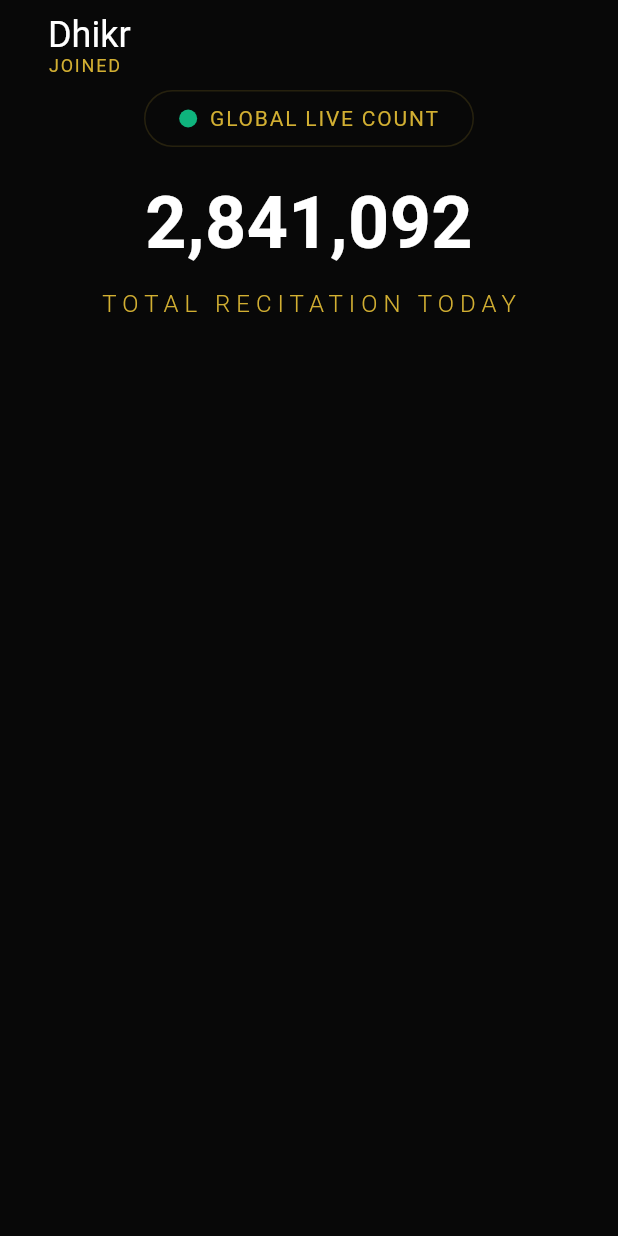
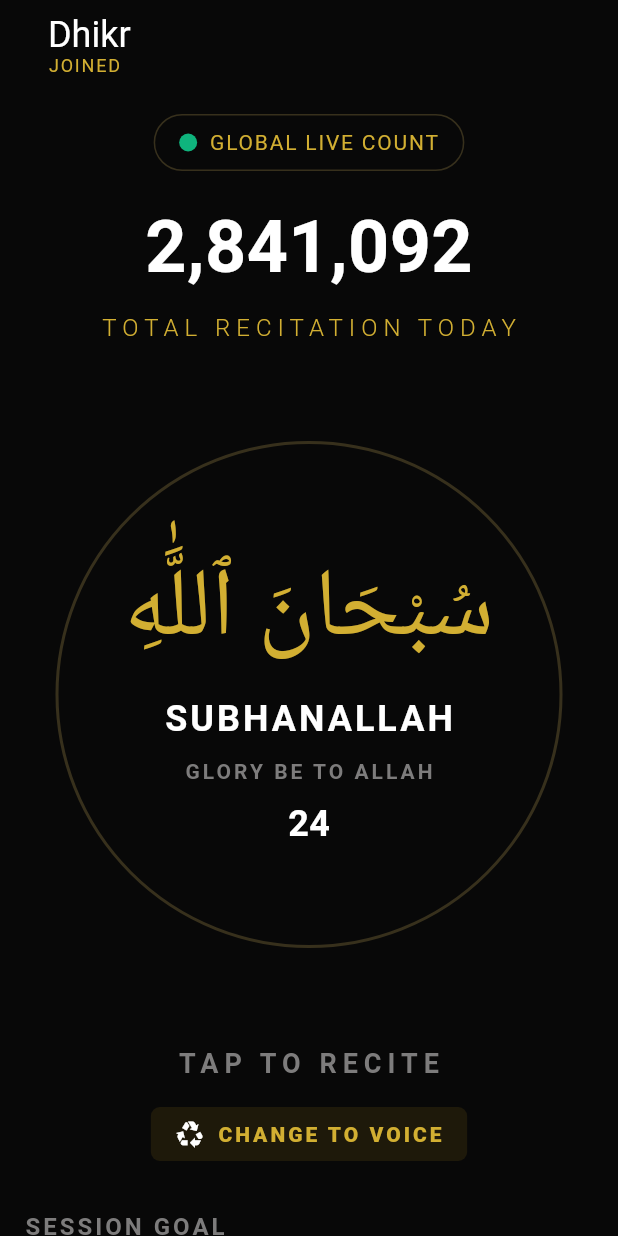
Before and after one commit to rakibk55w/dhikr_sample, a Flutter app: the screen it shows after launch, on a phone screen of 412 x 824 dp. Run offline on Flutter 3.47's test engine with Material 3 defaults, Android fonts, the phone set to English and light mode, and no system bars.

Commit message:
Basic UI screen built (static page)

```diff
--- a/lib/core/theme/colors.dart
+++ b/lib/core/theme/colors.dart
@@ -13,7 +13,12 @@ class AppColors {
   static const Color darkSurface = Colors.black; // general background
   static const Color darkTextPrimary = Color(0xFFFFFFFF); // white text
   static const Color darkTextSecondary = Color(0xFFD2AF32); // gold text
-  static const Color darkTextTertiary = Color(0xFF575757); // grey text
-  static const Color darkContainerBorder = Color(0xFF26210E); // counter circle border
+  static const Color darkTextTertiary = Color(0xFF7D7C7C); // grey text
+  static const Color darkContainerBorder = Color(
+    0xFF37301C,
+  ); // counter circle border
   static const Color onlineColor = Color(0xFF0FB47D); // online dot color
+  static const Color goldSurfaceColor = Color(
+    0xFF1E190A,
+  ); // golden surface color
 }
--- a/lib/features/home/presentation/screens/home_screen.dart
+++ b/lib/features/home/presentation/screens/home_screen.dart
@@ -1,5 +1,8 @@
 import 'package:dhikr_sample/core/theme/colors.dart';
 import 'package:dhikr_sample/core/widgets/appbar.dart';
+import 'package:dhikr_sample/features/home/presentation/widgets/change_to_voice_box.dart';
+import 'package:dhikr_sample/features/home/presentation/widgets/dhikr_count_box.dart';
+import 'package:dhikr_sample/features/home/presentation/widgets/dhikr_progress_goal.dart';
 import 'package:dhikr_sample/features/home/presentation/widgets/global_count_box.dart';
 import 'package:flutter/material.dart';
 
@@ -10,8 +13,10 @@ class HomeScreen extends StatelessWidget {
   Widget build(BuildContext context) {
     return Scaffold(
       appBar: GenericAppbar(),
-      body: Column(
+      body: SingleChildScrollView(
+        child: Column(
           children: [
+            SizedBox(height: 16),
             GlobalCountBox(),
             SizedBox(height: 16),
             Text(
@@ -28,8 +33,24 @@ class HomeScreen extends StatelessWidget {
                 letterSpacing: 4,
               ),
             ),
-          SizedBox(height: 32),
+            SizedBox(height: 64),
+            DhikrCountBox(),
+            SizedBox(height: 64),
+            Text(
+              'TAP TO RECITE',
+              style: TextStyle(
+                fontSize: 18,
+                letterSpacing: 4,
+                fontWeight: FontWeight.w600,
+                color: AppColors.darkTextTertiary,
+              ),
+            ),
+            SizedBox(height: 16),
+            ChangeToVoiceBox(),
+            SizedBox(height: 16),
+            DhikrProgressWidget(),
           ],
+        ),
       ),
     );
   }
--- /dev/null
+++ b/lib/features/home/presentation/widgets/change_to_voice_box.dart
@@ -0,0 +1,35 @@
+import 'package:dhikr_sample/core/theme/colors.dart';
+import 'package:flutter/material.dart';
+
+class ChangeToVoiceBox extends StatelessWidget {
+  const ChangeToVoiceBox({
+    super.key,
+  });
+
+  @override
+  Widget build(BuildContext context) {
+    return Container(
+      padding: EdgeInsets.symmetric(horizontal: 16, vertical: 8),
+      decoration: BoxDecoration(
+        color: AppColors.goldSurfaceColor,
+        borderRadius: BorderRadius.circular(6),
+      ),
+      child: Row(
+        mainAxisAlignment: MainAxisAlignment.center,
+        mainAxisSize: MainAxisSize.min,
+        children: [
+          Icon(Icons.recycling, size: 20),
+          SizedBox(width: 8),
+          Text(
+            'CHANGE TO VOICE',
+            style: TextStyle(
+              color: AppColors.darkTextSecondary,
+              fontWeight: FontWeight.w800,
+              letterSpacing: 2,
+            ),
+          ),
+        ],
+      ),
+    );
+  }
+}
--- /dev/null
+++ b/lib/features/home/presentation/widgets/dhikr_count_box.dart
@@ -0,0 +1,56 @@
+import 'package:dhikr_sample/core/theme/colors.dart';
+import 'package:flutter/material.dart';
+
+class DhikrCountBox extends StatelessWidget {
+  const DhikrCountBox({super.key});
+
+  @override
+  Widget build(BuildContext context) {
+    return GestureDetector(
+      onTap: () {},
+      child: Container(
+        decoration: BoxDecoration(
+          border: Border.all(color: AppColors.darkContainerBorder, width: 2),
+          shape: BoxShape.circle,
+        ),
+        padding: EdgeInsets.all(64),
+        child: Column(
+          children: [
+            Text(
+              'سُبْحَانَ ٱللَّٰهِ',
+              textDirection: TextDirection.rtl,
+              style: TextStyle(
+                fontSize: 64,
+                color: AppColors.darkTextSecondary,
+              ),
+            ),
+            SizedBox(height: 8),
+            Text(
+              'SUBHANALLAH',
+              style: TextStyle(
+                fontSize: 24,
+                letterSpacing: 2,
+                fontWeight: FontWeight.w600,
+              ),
+            ),
+            SizedBox(height: 8),
+            Text(
+              'GLORY BE TO ALLAH',
+              style: TextStyle(
+                fontSize: 14,
+                letterSpacing: 2,
+                fontWeight: FontWeight.w600,
+                color: AppColors.darkTextTertiary,
+              ),
+            ),
+            SizedBox(height: 8),
+            Text(
+              '24',
+              style: TextStyle(fontSize: 24, fontWeight: FontWeight.w600),
+            ),
+          ],
+        ),
+      ),
+    );
+  }
+}
--- /dev/null
+++ b/lib/features/home/presentation/widgets/dhikr_progress_goal.dart
@@ -0,0 +1,49 @@
+import 'package:dhikr_sample/core/theme/colors.dart';
+import 'package:flutter/material.dart';
+
+class DhikrProgressWidget extends StatelessWidget {
+  const DhikrProgressWidget({
+    super.key,
+  });
+
+  @override
+  Widget build(BuildContext context) {
+    return Padding(
+      padding: const EdgeInsets.all(16.0),
+      child: Row(
+        mainAxisAlignment: MainAxisAlignment.spaceBetween,
+        children: [
+          Column(
+            crossAxisAlignment: CrossAxisAlignment.start,
+            children: [
+              Text(
+                'SESSION GOAL',
+                style: TextStyle(
+                  fontSize: 16,
+                  letterSpacing: 2,
+                  fontWeight: FontWeight.w600,
+                  color: AppColors.darkTextTertiary,
+                ),
+              ),
+              Text(
+                '24 / 33',
+                style: TextStyle(
+                  fontSize: 16,
+                  fontWeight: FontWeight.w600,
+                ),
+              ),
+            ],
+          ),
+          Text(
+            '72% COMPLETE',
+            style: TextStyle(
+              color: AppColors.darkTextSecondary,
+              fontWeight: FontWeight.w800,
+              letterSpacing: 2,
+            ),
+          ),
+        ],
+      ),
+    );
+  }
+}
--- a/lib/features/home/presentation/widgets/global_count_box.dart
+++ b/lib/features/home/presentation/widgets/global_count_box.dart
@@ -9,13 +9,13 @@ class GlobalCountBox extends StatelessWidget {
   Widget build(BuildContext context) {
     return Center(
       child: Container(
-        width: 220,
         padding: const EdgeInsets.symmetric(horizontal: 16, vertical: 8),
         decoration: BoxDecoration(
           border: Border.all(color: AppColors.darkContainerBorder),
           borderRadius: BorderRadius.circular(20),
         ),
         child: const Row(
+          mainAxisSize: MainAxisSize.min,
           mainAxisAlignment: MainAxisAlignment.center,
           children: [
             OnlineIndicator(),
```
Lines whose indentation alone changed are shown as unchanged.
